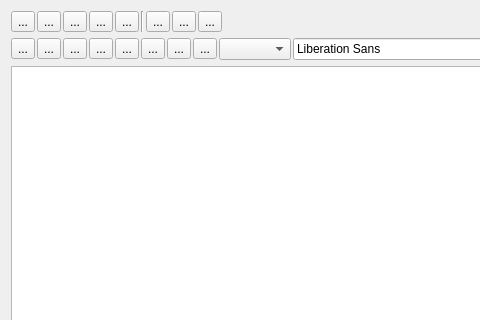
The window that src/IDiaryEditWidget.ui (ntruchsess/QLandkarteGT) describes before a commit, drawn with Qt 5; both pictures show x 0 to 480 and y 0 to 320 of the 909 by 502 pixel window.
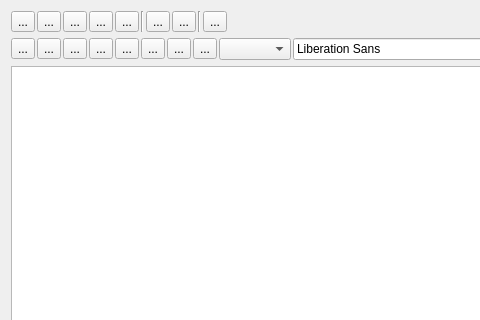
The same window after the commit.

Patch:
```diff
--- a/src/IDiaryEditWidget.ui
+++ b/src/IDiaryEditWidget.ui
@@ -114,6 +114,13 @@
        </property>
       </widget>
      </item>
+     <item>
+      <widget class="Line" name="line_2">
+       <property name="orientation">
+        <enum>Qt::Vertical</enum>
+       </property>
+      </widget>
+     </item>
      <item>
       <widget class="QToolButton" name="toolPrint">
        <property name="text">
```
